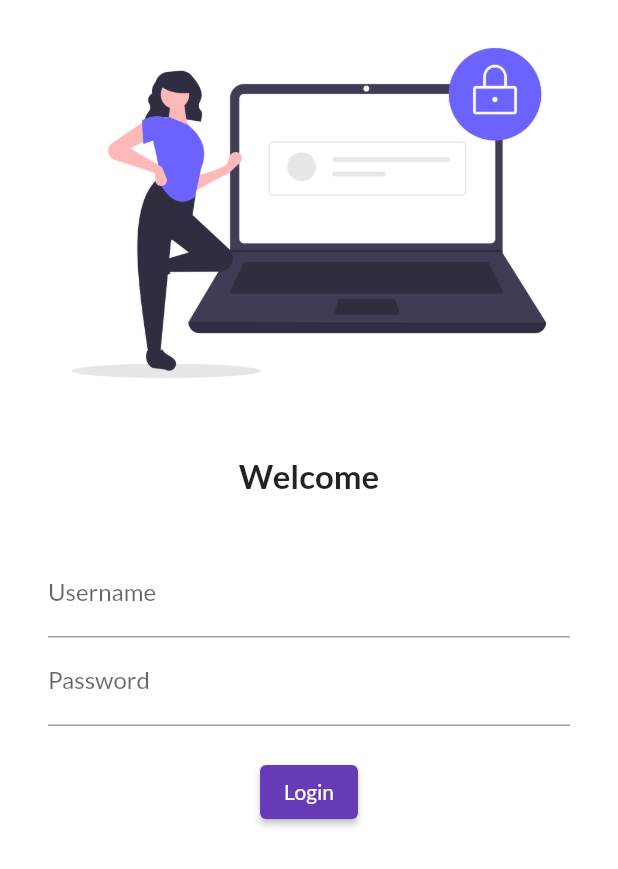
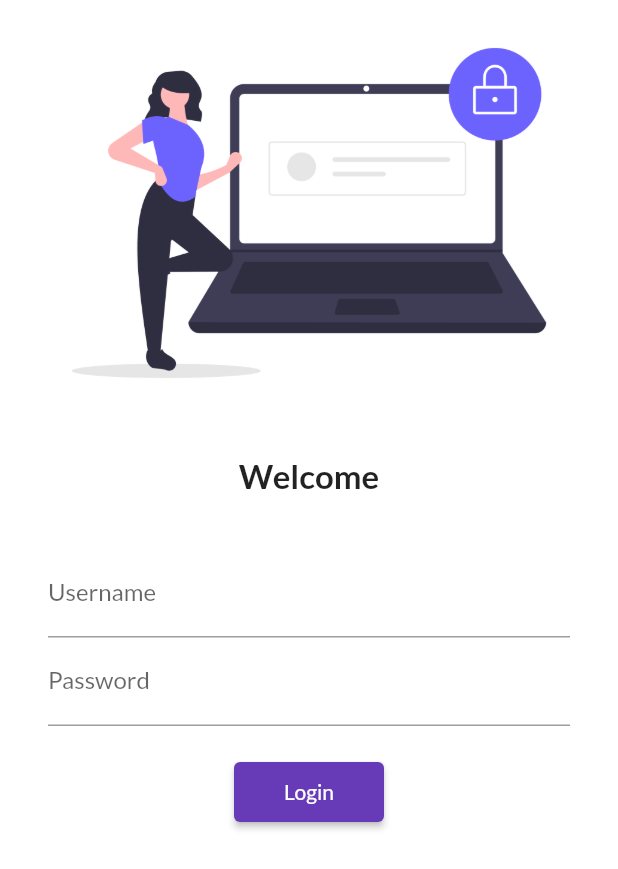
Before and after one commit to devrahul-2508/Flutter-Catalogue, a Flutter app: the screen it shows after launch, on a phone screen of 412 x 824 dp. Shown: the top 869 px of the screen. Run offline on Flutter 3.47's test engine with Material 2 defaults, Android fonts, the phone set to English and light mode, and no system bars; our stand-ins replace google_fonts.

```diff
--- a/lib/main.dart
+++ b/lib/main.dart
@@ -1,6 +1,7 @@
 import 'package:flutter/material.dart';
 import 'package:flutter_catalogue/pages/home_page.dart';
 import 'package:flutter_catalogue/pages/login_page.dart';
+import 'package:flutter_catalogue/utils/routes.dart';
 import 'package:google_fonts/google_fonts.dart';
 import 'package:google_fonts/google_fonts.dart';
 
@@ -23,7 +24,8 @@ class MyApp extends StatelessWidget {
       initialRoute: "/",
       routes: {
         "/": (context) => LoginPage(),
-        "/login" :(context) => HomePage()
+        MyRoutes.homeRoute :(context) => HomePage(),
+        MyRoutes.loginRoute :(context) => LoginPage()
       },
     );
   }
--- a/lib/pages/login_page.dart
+++ b/lib/pages/login_page.dart
@@ -3,6 +3,7 @@
 import 'dart:ui';
 
 import 'package:flutter/material.dart';
+import 'package:flutter_catalogue/utils/routes.dart';
 
 class LoginPage extends StatelessWidget {
   const LoginPage({Key? key}) : super(key: key);
@@ -11,6 +12,7 @@ class LoginPage extends StatelessWidget {
   Widget build(BuildContext context) {
     return Material(
         color: Colors.white,
+        child: SingleChildScrollView(
           child: Column(
             children: [
               Image.asset(
@@ -26,8 +28,8 @@ class LoginPage extends StatelessWidget {
               ),
               SizedBox(height: 20.0),
               Padding(
-              padding:
-                  const EdgeInsets.symmetric(vertical: 16.0, horizontal: 32.0),
+                padding: const EdgeInsets.symmetric(
+                    vertical: 16.0, horizontal: 32.0),
                 child: Column(children: [
                   TextFormField(
                     decoration: InputDecoration(
@@ -43,13 +45,14 @@ class LoginPage extends StatelessWidget {
                   ),
                   ElevatedButton(
                       child: Text("Login"),
-                    style: TextButton.styleFrom(),
+                      style: TextButton.styleFrom(minimumSize: Size(100, 40)),
                       onPressed: () {
-                      print("Hello");
+                        Navigator.pushNamed(context, MyRoutes.homeRoute);
                       })
                 ]),
               )
             ],
+          ),
         ));
   }
 }
--- /dev/null
+++ b/lib/utils/routes.dart
@@ -0,0 +1,5 @@
+class MyRoutes {
+  static String loginRoute = "/login";
+  static String homeRoute = "/home";
+
+}
```
Lines whose indentation alone changed are shown as unchanged.
